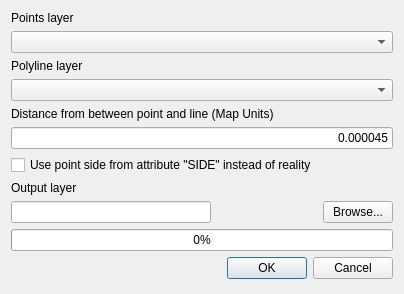
The window that ui_pointShifter.ui (vento-di-pace/pointShifter) describes before a commit, drawn with Qt 5.
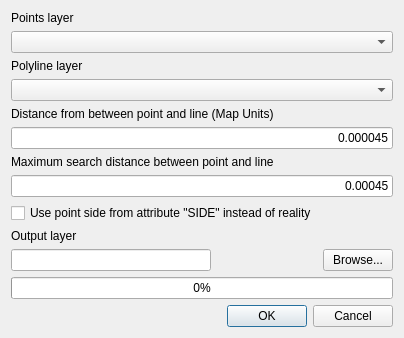
The same window after the commit. Icons and pictures are not drawn.

Commit message: pointShifter v1.1 +added threshold maximum distance for search between point and lines *fixed reference node (southmost and westernmost node of the line) detection and PFRN calculation *fixed cancellation of process data

What changed in the file:
```diff
--- a/ui_pointShifter.ui
+++ b/ui_pointShifter.ui
@@ -55,7 +55,7 @@
      <item row="3" column="0" colspan="2">
       <widget class="QComboBox" name="lineLayerCombo"/>
      </item>
-     <item row="12" column="0" colspan="2">
+     <item row="14" column="0" colspan="2">
       <widget class="QProgressBar" name="progressBar">
        <property name="value">
         <number>0</number>
@@ -68,7 +68,7 @@
        </property>
       </widget>
      </item>
-     <item row="13" column="0" colspan="2">
+     <item row="15" column="0" colspan="2">
       <widget class="QDialogButtonBox" name="buttonBox">
        <property name="orientation">
         <enum>Qt::Horizontal</enum>
@@ -81,14 +81,14 @@
        </property>
       </widget>
      </item>
-     <item row="7" column="0" colspan="2">
+     <item row="9" column="0" colspan="2">
       <widget class="QLabel" name="label_3">
        <property name="text">
         <string>Output layer</string>
        </property>
       </widget>
      </item>
-     <item row="9" column="0">
+     <item row="11" column="0">
       <widget class="QLineEdit" name="outputLineEdit">
        <property name="minimumSize">
         <size>
@@ -127,7 +127,7 @@
        </property>
       </widget>
      </item>
-     <item row="9" column="1">
+     <item row="11" column="1">
       <widget class="QPushButton" name="browsePushButton">
        <property name="minimumSize">
         <size>
@@ -140,13 +140,36 @@
        </property>
       </widget>
      </item>
-     <item row="6" column="0">
+     <item row="8" column="0">
       <widget class="QCheckBox" name="checkBox">
        <property name="text">
         <string>Use point side from attribute &quot;SIDE&quot; instead of reality</string>
        </property>
       </widget>
      </item>
+     <item row="6" column="0">
+      <widget class="QLabel" name="label_5">
+       <property name="text">
+        <string>Maximum search distance between point and line</string>
+       </property>
+      </widget>
+     </item>
+     <item row="7" column="0" colspan="2">
+      <widget class="QLineEdit" name="lineEdit_2">
+       <property name="maximumSize">
+        <size>
+         <width>16777214</width>
+         <height>16777215</height>
+        </size>
+       </property>
+       <property name="text">
+        <string>0.00045</string>
+       </property>
+       <property name="alignment">
+        <set>Qt::AlignRight|Qt::AlignTrailing|Qt::AlignVCenter</set>
+       </property>
+      </widget>
+     </item>
     </layout>
    </item>
   </layout>
```
The commit also changes 2 other files.
